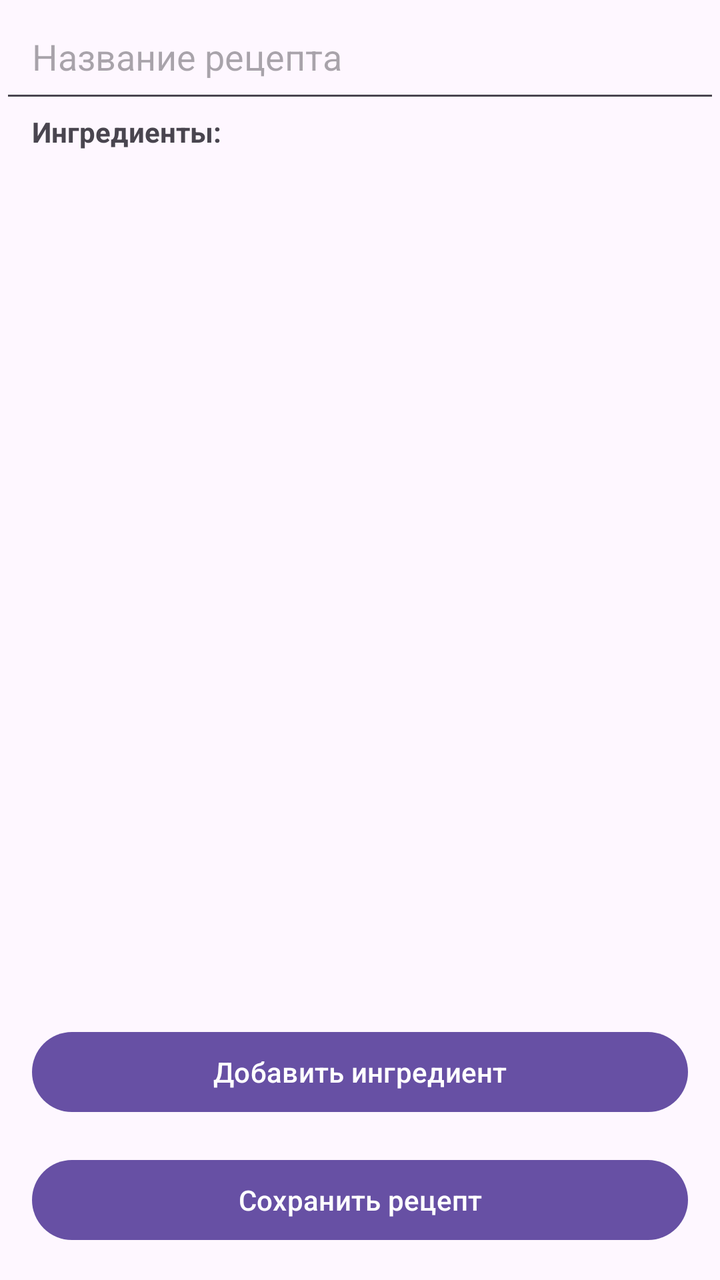
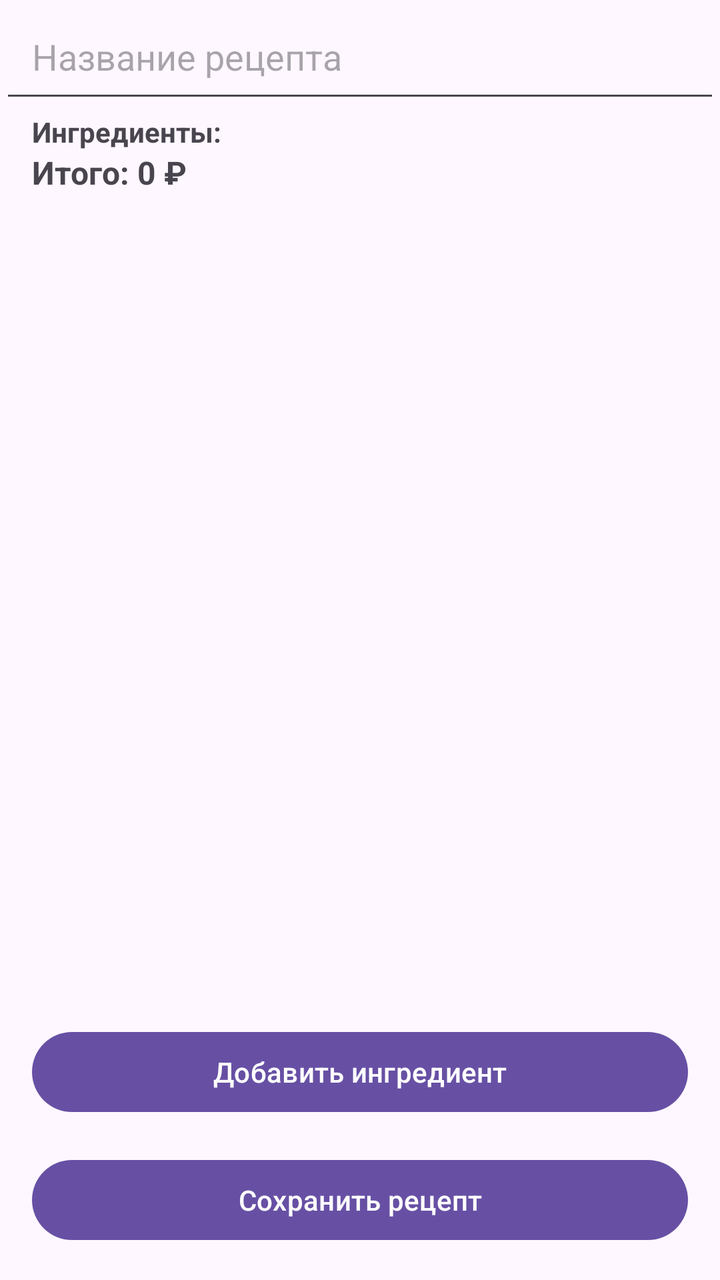

Screens rendered from an Android XML layout before and after an edit, with the pre-edit source and the edit as a unified diff.
<!-- AndroidManifest.xml: application theme Theme.CondiCalc -->
<!-- res/layout/activity_add_recipe.xml -->
<?xml version="1.0" encoding="utf-8"?>
<LinearLayout xmlns:android="http://schemas.android.com/apk/res/android"
    android:layout_width="match_parent"
    android:layout_height="match_parent"
    android:orientation="vertical"
    android:fitsSystemWindows="true">

    <EditText
        android:id="@+id/recipeNameInput"
        android:layout_width="match_parent"
        android:layout_height="wrap_content"
        android:padding="16dp"
        android:hint="Название рецепта"
        android:inputType="textCapSentences" />

    <TextView
        android:layout_width="match_parent"
        android:layout_height="wrap_content"
        android:paddingStart="16dp"
        android:paddingEnd="16dp"
        android:text="Ингредиенты:"
        android:textStyle="bold" />

    <androidx.recyclerview.widget.RecyclerView
        android:id="@+id/ingredientEditList"
        android:layout_width="match_parent"
        android:layout_height="0dp"
        android:layout_weight="1" />

    <Button
        android:id="@+id/addIngredientBtn"
        android:layout_width="match_parent"
        android:layout_height="wrap_content"
        android:layout_marginHorizontal="16dp"
        android:text="Добавить ингредиент" />

    <Button
        android:id="@+id/saveRecipeBtn"
        android:layout_width="match_parent"
        android:layout_height="wrap_content"
        android:layout_margin="16dp"
        android:text="Сохранить рецепт" />
</LinearLayout>
<!-- resources referenced by this layout -->
<resources>
  <style name="Theme.CondiCalc" parent="Theme.Material3.DayNight.NoActionBar" />
</resources>

<!-- the commit's change to res/layout/activity_add_recipe.xml (unified diff, before → after) -->
@@ -20,6 +20,16 @@
         android:paddingEnd="16dp"
         android:text="Ингредиенты:"
         android:textStyle="bold" />
+    <TextView
+        android:id="@+id/totalText"
+        android:layout_width="match_parent"
+        android:layout_height="wrap_content"
+        android:paddingStart="16dp"
+        android:paddingEnd="16dp"
+        android:paddingBottom="8dp"
+        android:text="Итого: 0 ₽"
+        android:textStyle="bold"
+        android:textSize="16sp" />
 
     <androidx.recyclerview.widget.RecyclerView
         android:id="@+id/ingredientEditList"
